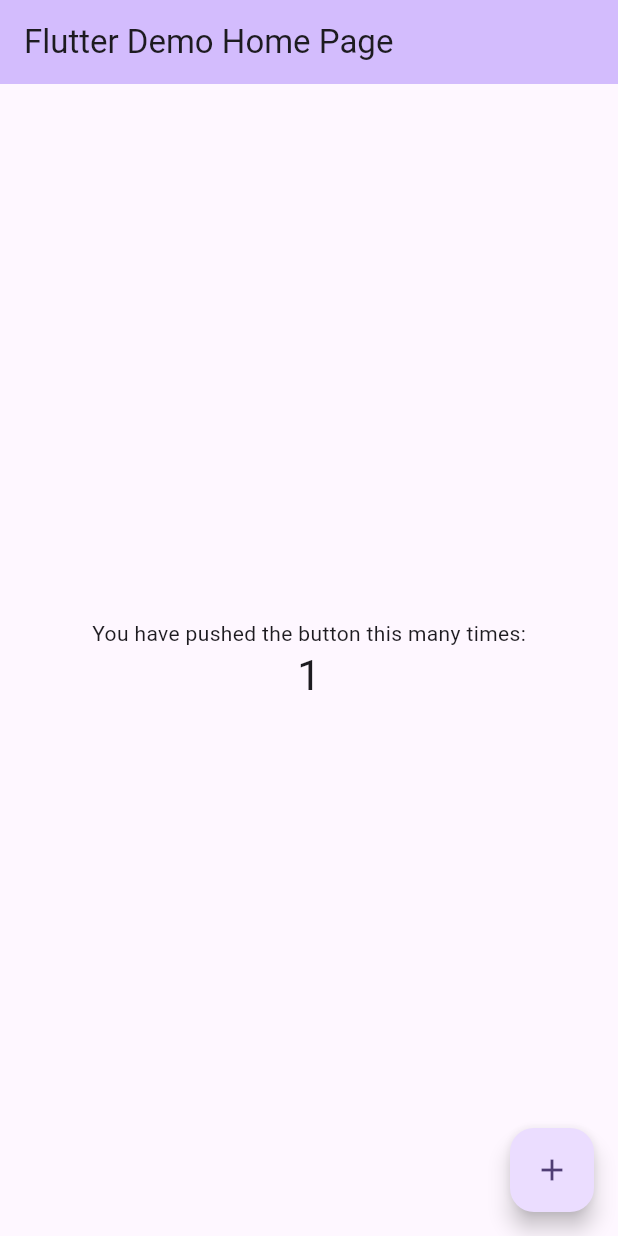
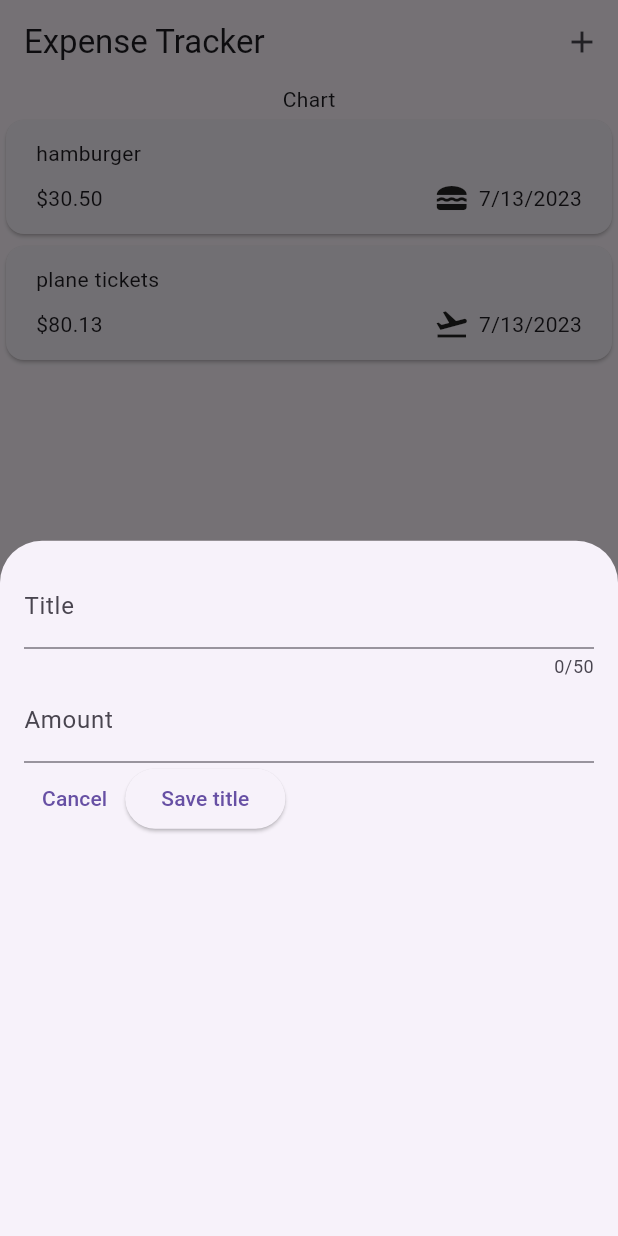
Before and after one commit to MateiEne/Flutter-Udemy, a Flutter app: the screen it shows after launch, after a tap on the "add" icon, on a phone screen of 412 x 824 dp. Run offline on Flutter 3.47's test engine with Material 2 defaults, Android fonts, the phone set to English and light mode, and no system bars.

Commit message:
did some configuration to the exepense list and added new expense overlay with some features in it, but not completly done with it

```diff
--- /dev/null
+++ b/ExpensePlannerV2/lib/UI/addExpenseOverlay/overlay_screen.dart
@@ -0,0 +1,62 @@
+import 'package:flutter/material.dart';
+
+class OverlayScreen extends StatefulWidget {
+  const OverlayScreen({Key? key}) : super(key: key);
+
+  @override
+  _OverlayScreenState createState() => _OverlayScreenState();
+}
+
+class _OverlayScreenState extends State<OverlayScreen> {
+  final TextEditingController _expenseTitleController = TextEditingController();
+  final TextEditingController _expenseAmountController = TextEditingController();
+
+  @override
+  void dispose() {
+    _expenseAmountController.dispose();
+    _expenseTitleController.dispose();
+
+    super.dispose();
+  }
+
+  @override
+  Widget build(BuildContext context) {
+    return Padding(
+      padding: const EdgeInsets.all(16.0),
+      child: Column(
+        children: [
+          TextField(
+            controller: _expenseTitleController,
+            decoration: const InputDecoration(
+              label: Text('Title'),
+            ),
+            maxLength: 50,
+          ),
+          TextField(
+            controller: _expenseAmountController,
+            decoration: const InputDecoration(
+              label: Text('Amount'),
+              prefixText: 'RON: ',
+            ),
+            keyboardType: TextInputType.number,
+          ),
+          Row(
+            children: [
+              TextButton(
+                onPressed: () {},
+                child: const Text('Cancel'),
+              ),
+              ElevatedButton(
+                onPressed: () {
+                  print(_expenseTitleController.text);
+                  print(_expenseAmountController.text);
+                },
+                child: const Text('Save title'),
+              ),
+            ],
+          ),
+        ],
+      ),
+    );
+  }
+}
--- /dev/null
+++ b/ExpensePlannerV2/lib/UI/expenseList/expense_list.dart
@@ -0,0 +1,20 @@
+import 'package:expense_planner/UI/expenseList/expense_list_item.dart';
+import 'package:expense_planner/models/expense.dart';
+import 'package:flutter/material.dart';
+
+class ExpenseList extends StatelessWidget {
+  const ExpenseList({
+    Key? key,
+    required this.expenses,
+  }) : super(key: key);
+
+  final List<Expense> expenses;
+
+  @override
+  Widget build(BuildContext context) {
+    return ListView.builder(
+      itemCount: expenses.length,
+      itemBuilder: (context, index) => ExpenseListItem(expense: expenses[index]),
+    );
+  }
+}
--- /dev/null
+++ b/ExpensePlannerV2/lib/UI/expenseList/expense_list_item.dart
@@ -0,0 +1,45 @@
+import 'package:expense_planner/models/expense.dart';
+import 'package:flutter/material.dart';
+
+class ExpenseListItem extends StatelessWidget {
+  const ExpenseListItem({
+    Key? key,
+    required this.expense,
+  }) : super(key: key);
+
+  final Expense expense;
+
+  @override
+  Widget build(BuildContext context) {
+    return Card(
+      child: Padding(
+        padding: const EdgeInsets.symmetric(
+          vertical: 12,
+          horizontal: 20,
+        ),
+        child: Column(
+          crossAxisAlignment: CrossAxisAlignment.start,
+          children: [
+            Text(expense.title),
+            const SizedBox(
+              height: 8,
+            ),
+            Row(
+              children: [
+                Text('\$${expense.amount.toStringAsFixed(2)}'),
+                const Spacer(),
+                Icon(
+                  categoryIcons[expense.category],
+                ),
+                const SizedBox(
+                  width: 6.0,
+                ),
+                Text(expense.formattedDate),
+              ],
+            ),
+          ],
+        ),
+      ),
+    );
+  }
+}
--- /dev/null
+++ b/ExpensePlannerV2/lib/UI/expense_app.dart
@@ -0,0 +1,60 @@
+import 'package:expense_planner/UI/addExpenseOverlay/overlay_screen.dart';
+import 'package:expense_planner/UI/expenseList/expense_list.dart';
+import 'package:expense_planner/models/expense.dart';
+import 'package:flutter/material.dart';
+
+class ExpenseApp extends StatefulWidget {
+  const ExpenseApp({Key? key}) : super(key: key);
+
+  @override
+  _ExpenseAppState createState() => _ExpenseAppState();
+}
+
+class _ExpenseAppState extends State<ExpenseApp> {
+  final List<Expense> expenses = [
+    Expense(
+      title: 'hamburger',
+      amount: 30.5,
+      date: DateTime.now(),
+      category: Category.food,
+    ),
+    Expense(
+      title: 'plane tickets',
+      amount: 80.132,
+      date: DateTime.now(),
+      category: Category.travel,
+    ),
+  ];
+
+  void _openAddExpenseOverlay() {
+    print('intrat');
+
+    showModalBottomSheet(
+      context: context,
+      builder: (modalBottomSheetContext) => const OverlayScreen(),
+    );
+  }
+
+  @override
+  Widget build(BuildContext context) {
+    return Scaffold(
+      appBar: AppBar(
+        title: const Text('Expense Tracker'),
+        actions: [
+          IconButton(
+            onPressed: _openAddExpenseOverlay,
+            icon: const Icon(Icons.add),
+          ),
+        ],
+      ),
+      body: Column(
+        children: [
+          const Text('Chart'),
+          Expanded(
+            child: ExpenseList(expenses: expenses),
+          ),
+        ],
+      ),
+    );
+  }
+}
--- a/ExpensePlannerV2/lib/main.dart
+++ b/ExpensePlannerV2/lib/main.dart
@@ -1,125 +1,13 @@
+import 'package:expense_planner/UI/expense_app.dart';
 import 'package:flutter/material.dart';
 
 void main() {
-  runApp(const MyApp());
-}
-
-class MyApp extends StatelessWidget {
-  const MyApp({super.key});
-
-  // This widget is the root of your application.
-  @override
-  Widget build(BuildContext context) {
-    return MaterialApp(
-      title: 'Flutter Demo',
+  runApp(
+    MaterialApp(
       theme: ThemeData(
-        // This is the theme of your application.
-        //
-        // TRY THIS: Try running your application with "flutter run". You'll see
-        // the application has a blue toolbar. Then, without quitting the app,
-        // try changing the seedColor in the colorScheme below to Colors.green
-        // and then invoke "hot reload" (save your changes or press the "hot
-        // reload" button in a Flutter-supported IDE, or press "r" if you used
-        // the command line to start the app).
-        //
-        // Notice that the counter didn't reset back to zero; the application
-        // state is not lost during the reload. To reset the state, use hot
-        // restart instead.
-        //
-        // This works for code too, not just values: Most code changes can be
-        // tested with just a hot reload.
-        colorScheme: ColorScheme.fromSeed(seedColor: Colors.deepPurple),
         useMaterial3: true,
       ),
-      home: const MyHomePage(title: 'Flutter Demo Home Page'),
-    );
-  }
+      home: const ExpenseApp(),
+    ),
+  );
 }
-
-class MyHomePage extends StatefulWidget {
-  const MyHomePage({super.key, required this.title});
-
-  // This widget is the home page of your application. It is stateful, meaning
-  // that it has a State object (defined below) that contains fields that affect
-  // how it looks.
-
-  // This class is the configuration for the state. It holds the values (in this
-  // case the title) provided by the parent (in this case the App widget) and
-  // used by the build method of the State. Fields in a Widget subclass are
-  // always marked "final".
-
-  final String title;
-
-  @override
-  State<MyHomePage> createState() => _MyHomePageState();
-}
-
-class _MyHomePageState extends State<MyHomePage> {
-  int _counter = 0;
-
-  void _incrementCounter() {
-    setState(() {
-      // This call to setState tells the Flutter framework that something has
-      // changed in this State, which causes it to rerun the build method below
-      // so that the display can reflect the updated values. If we changed
-      // _counter without calling setState(), then the build method would not be
-      // called again, and so nothing would appear to happen.
-      _counter++;
-    });
-  }
-
-  @override
-  Widget build(BuildContext context) {
-    // This method is rerun every time setState is called, for instance as done
-    // by the _incrementCounter method above.
-    //
-    // The Flutter framework has been optimized to make rerunning build methods
-    // fast, so that you can just rebuild anything that needs updating rather
-    // than having to individually change instances of widgets.
-    return Scaffold(
-      appBar: AppBar(
-        // TRY THIS: Try changing the color here to a specific color (to
-        // Colors.amber, perhaps?) and trigger a hot reload to see the AppBar
-        // change color while the other colors stay the same.
-        backgroundColor: Theme.of(context).colorScheme.inversePrimary,
-        // Here we take the value from the MyHomePage object that was created by
-        // the App.build method, and use it to set our appbar title.
-        title: Text(widget.title),
-      ),
-      body: Center(
-        // Center is a layout widget. It takes a single child and positions it
-        // in the middle of the parent.
-        child: Column(
-          // Column is also a layout widget. It takes a list of children and
-          // arranges them vertically. By default, it sizes itself to fit its
-          // children horizontally, and tries to be as tall as its parent.
-          //
-          // Column has various properties to control how it sizes itself and
-          // how it positions its children. Here we use mainAxisAlignment to
-          // center the children vertically; the main axis here is the vertical
-          // axis because Columns are vertical (the cross axis would be
-          // horizontal).
-          //
-          // TRY THIS: Invoke "debug painting" (choose the "Toggle Debug Paint"
-          // action in the IDE, or press "p" in the console), to see the
-          // wireframe for each widget.
-          mainAxisAlignment: MainAxisAlignment.center,
-          children: <Widget>[
-            const Text(
-              'You have pushed the button this many times:',
-            ),
-            Text(
-              '$_counter',
-              style: Theme.of(context).textTheme.headlineMedium,
-            ),
-          ],
-        ),
-      ),
-      floatingActionButton: FloatingActionButton(
-        onPressed: _incrementCounter,
-        tooltip: 'Increment',
-        child: const Icon(Icons.add),
-      ), // This trailing comma makes auto-formatting nicer for build methods.
-    );
-  }
-}
--- /dev/null
+++ b/ExpensePlannerV2/lib/models/expense.dart
@@ -0,0 +1,38 @@
+import 'package:flutter/material.dart';
+import 'package:intl/intl.dart';
+import 'package:uuid/uuid.dart';
+
+const Uuid uuid = Uuid();
+
+final formatter = DateFormat.yMd();
+
+enum Category {
+  food,
+  travel,
+  leisure,
+  work,
+}
+
+final Map<Category, IconData> categoryIcons = {
+  Category.food: Icons.lunch_dining,
+  Category.travel: Icons.flight_takeoff,
+  Category.leisure: Icons.movie,
+  Category.work: Icons.work,
+};
+
+class Expense {
+  Expense({
+    required this.title,
+    required this.amount,
+    required this.date,
+    required this.category,
+  }) : id = uuid.v4();
+
+  final String id;
+  final String title;
+  final double amount;
+  final DateTime date;
+  final Category category;
+
+  String get formattedDate => formatter.format(date);
+}
--- a/ExpensePlannerV2/pubspec.yaml
+++ b/ExpensePlannerV2/pubspec.yaml
@@ -35,6 +35,8 @@ dependencies:
   # The following adds the Cupertino Icons font to your application.
   # Use with the CupertinoIcons class for iOS style icons.
   cupertino_icons: ^1.0.2
+  uuid: ^3.0.7
+  intl: ^0.18.1
 
 dev_dependencies:
   flutter_test:
```
Also changed, not shown: ExpensePlannerV2/pubspec.lock, 1 other file.
